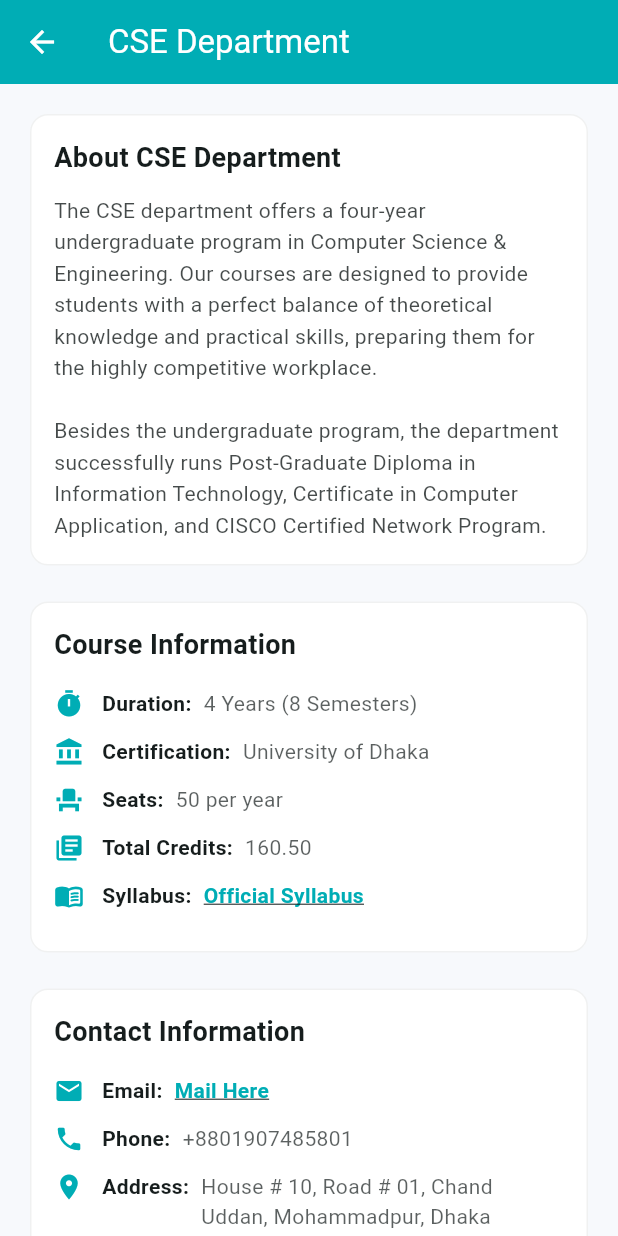
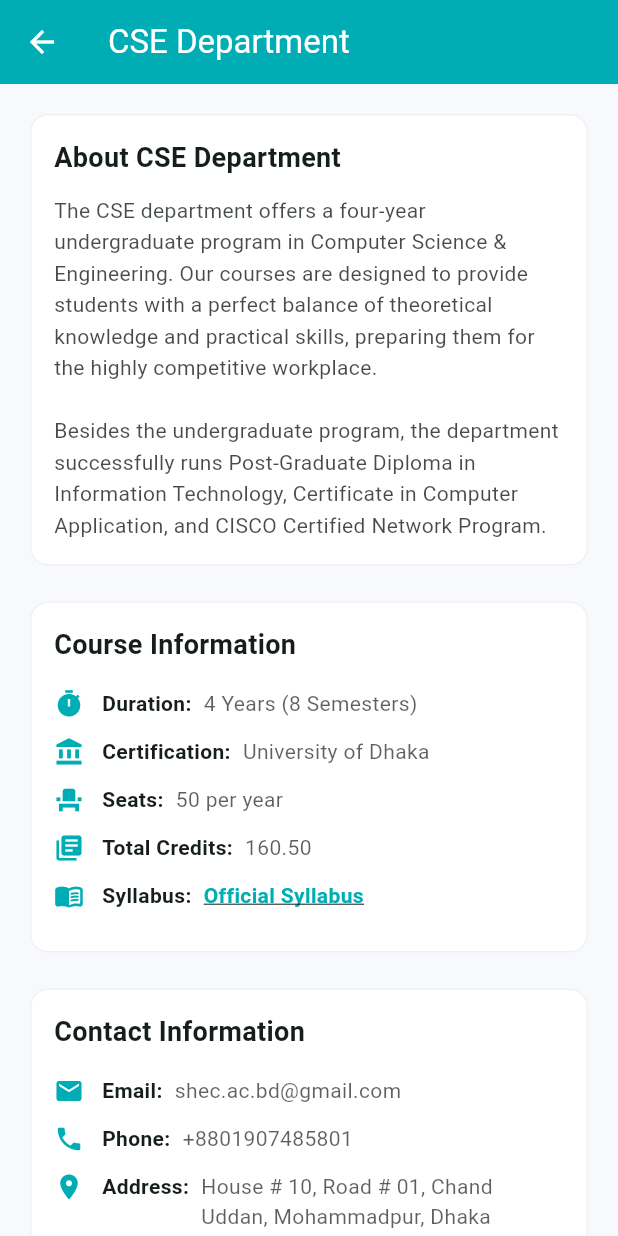
Before and after one commit to ImranHasan13421/ShEC-CSE, a Flutter app: the DepartmentScreen screen opened directly, on a phone screen of 412 x 824 dp. Run offline on Flutter 3.47's test engine with Material 3 defaults, Android fonts, the phone set to English and light mode, and no system bars; our stand-ins replace image_cropper, image_picker.

Commit message:
Updating Screens

```diff
--- a/lib/screens/department_screen.dart
+++ b/lib/screens/department_screen.dart
@@ -34,7 +34,7 @@ class DepartmentScreen extends StatelessWidget {
           ]),
           const SizedBox(height: 16),
           _buildInfoCard(context, 'Contact Information', [
-            _InfoRow(Icons.mail, 'Email:', 'Mail Here', url: 'shec.ac.bd@gmail.com'),
+            _InfoRow(Icons.mail, 'Email:', 'shec.ac.bd@gmail.com'),
             _InfoRow(Icons.phone, 'Phone:', '+8801907485801'),
             _InfoRow(Icons.location_on, 'Address:', 'House # 10, Road # 01, Chand Uddan, Mohammadpur, Dhaka'),
             _InfoRow(Icons.link, 'Website:', 'ShEC CSE Department', url: 'https://shec.ac.bd/cse-department.html'),
--- a/pubspec.yaml
+++ b/pubspec.yaml
@@ -13,6 +13,8 @@ dependencies:
   url_launcher: ^6.3.2
   image_picker: ^1.2.1
   image_cropper: ^12.2.1
+  http: ^1.6.0
+  html: ^0.15.6
 
 dev_dependencies:
   flutter_test:
```
Also changed, not shown: pubspec.lock.
